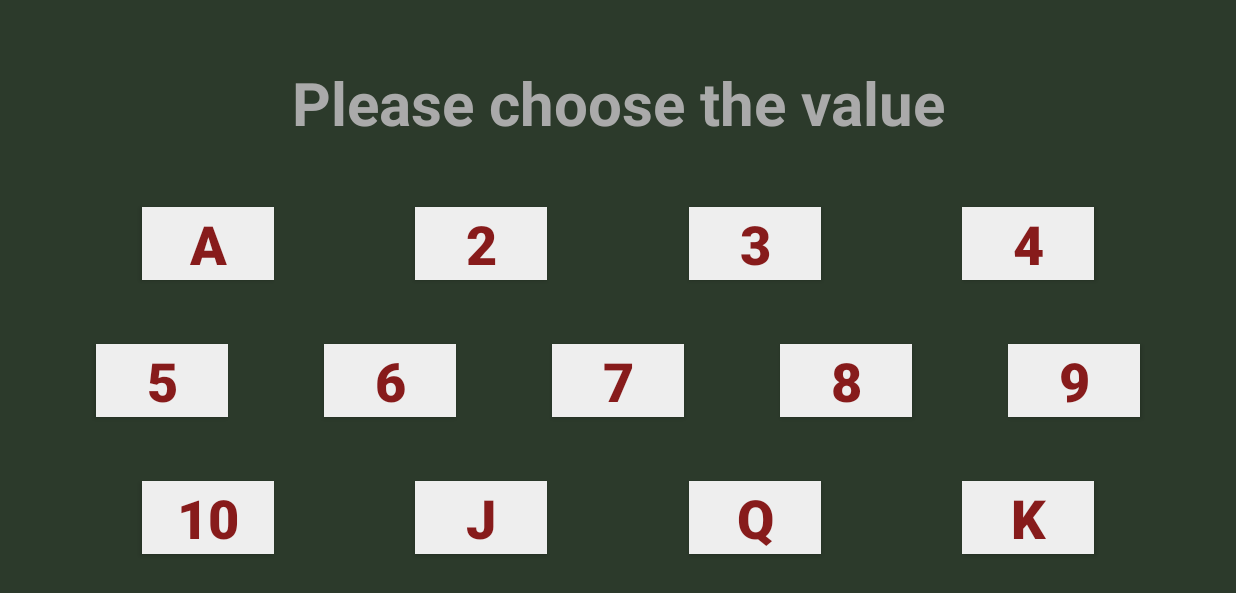
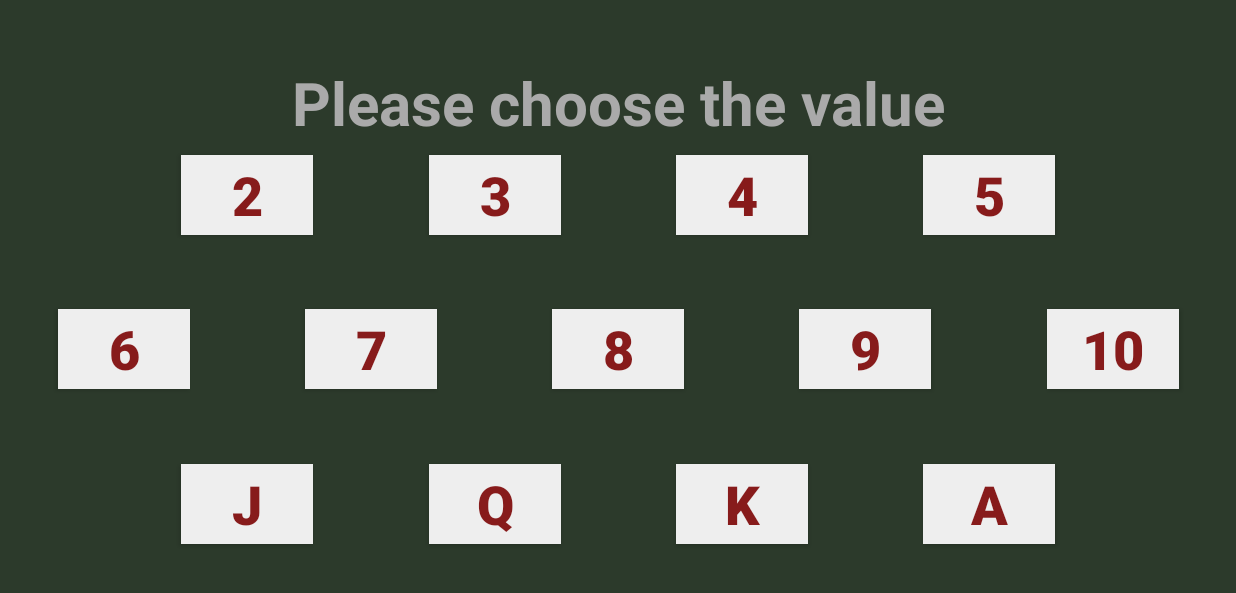
Before and after one commit to latedude2/P3_image_processing, an Android app: the ActivitySetValue screen opened directly, with no data from a screen before it, on a phone screen of 824 x 412 dp (held sideways). Shown: the top 593 px of the screen. Run offline under Robolectric (Android 15) with nearby library versions, the phone set to English and light mode, and no system bars.

Commit message:
layout fixed and ready to use

```diff
--- a/android_application/android_application_for_P3/app/src/main/java/com/example/android_application_for_p3/ActivityCardInput.java
+++ b/android_application/android_application_for_P3/app/src/main/java/com/example/android_application_for_p3/ActivityCardInput.java
@@ -31,6 +31,7 @@ public class ActivityCardInput extends AppCompatActivity {
             Intent intentBefore = getIntent();
             cards = intentBefore.getStringExtra("cards");
             cardIndex = intentBefore.getStringExtra("cardIndex");
+            assert cardIndex != null;
             if (cardIndex.equals("1")){
                 card1 = cards;
                 card2 = intentBefore.getStringExtra("card2");
--- a/android_application/android_application_for_P3/app/src/main/java/com/example/android_application_for_p3/ActivitySpeedometer.java
+++ b/android_application/android_application_for_P3/app/src/main/java/com/example/android_application_for_p3/ActivitySpeedometer.java
@@ -3,11 +3,8 @@ package com.example.android_application_for_p3;
 import androidx.appcompat.app.AppCompatActivity;
 
 import android.annotation.SuppressLint;
-import android.content.Intent;
-import android.graphics.Matrix;
 import android.os.Bundle;
 import android.os.Handler;
-import android.view.View;
 import android.widget.ImageView;
 import android.widget.TextView;
 
--- a/android_application/android_application_for_P3/app/src/main/res/layout/activity_set_value.xml
+++ b/android_application/android_application_for_P3/app/src/main/res/layout/activity_set_value.xml
@@ -7,12 +7,129 @@
     android:background="@color/backgroundColor"
     tools:context=".ActivitySetValue">
 
+    <!-- _______HORIZONTAL GUIDELINES________-->
+
     <androidx.constraintlayout.widget.Guideline
         android:layout_width="match_parent"
         android:layout_height="wrap_content"
-        android:id="@+id/guideline"
+        android:id="@+id/guideline_text_top"
         app:layout_constraintGuide_percent="0.1"
         android:orientation="horizontal" />
+
+    <androidx.constraintlayout.widget.Guideline
+        android:layout_width="match_parent"
+        android:layout_height="wrap_content"
+        android:id="@+id/guideline_value_1_top"
+        app:layout_constraintGuide_percent="0.25"
+        android:orientation="horizontal" />
+
+    <androidx.constraintlayout.widget.Guideline
+        android:layout_width="match_parent"
+        android:layout_height="wrap_content"
+        android:id="@+id/guideline_value_1_bottom"
+        app:layout_constraintGuide_percent="0.38"
+        android:orientation="horizontal" />
+    <androidx.constraintlayout.widget.Guideline
+        android:layout_width="match_parent"
+        android:layout_height="wrap_content"
+        android:id="@+id/guideline_value_2_top"
+        app:layout_constraintGuide_percent="0.5"
+        android:orientation="horizontal" />
+
+    <androidx.constraintlayout.widget.Guideline
+        android:layout_width="match_parent"
+        android:layout_height="wrap_content"
+        android:id="@+id/guideline_value_2_bottom"
+        app:layout_constraintGuide_percent="0.63"
+        android:orientation="horizontal" />
+
+    <androidx.constraintlayout.widget.Guideline
+        android:layout_width="match_parent"
+        android:layout_height="wrap_content"
+        android:id="@+id/guideline_value_3_top"
+        app:layout_constraintGuide_percent="0.75"
+        android:orientation="horizontal" />
+
+    <androidx.constraintlayout.widget.Guideline
+        android:layout_width="match_parent"
+        android:layout_height="wrap_content"
+        android:id="@+id/guideline_value_3_bottom"
+        app:layout_constraintGuide_percent="0.88"
+        android:orientation="horizontal" />
+
+    <!-- _______VERTICAL GUIDELINES________-->
+
+    <androidx.constraintlayout.widget.Guideline
+        android:layout_width="match_parent"
+        android:layout_height="wrap_content"
+        android:id="@+id/guideline_value_left_6"
+        app:layout_constraintGuide_percent="0.05"
+        android:orientation="vertical" />
+
+    <androidx.constraintlayout.widget.Guideline
+        android:layout_width="match_parent"
+        android:layout_height="wrap_content"
+        android:id="@+id/guideline_value_right_6"
+        app:layout_constraintGuide_percent="0.15"
+        android:orientation="vertical" />
+
+    <androidx.constraintlayout.widget.Guideline
+        android:layout_width="match_parent"
+        android:layout_height="wrap_content"
+        android:id="@+id/guideline_value_left_7"
+        app:layout_constraintGuide_percent="0.25"
+        android:orientation="vertical" />
+
+    <androidx.constraintlayout.widget.Guideline
+        android:layout_width="match_parent"
+        android:layout_height="wrap_content"
+        android:id="@+id/guideline_value_right_7"
+        app:layout_constraintGuide_percent="0.35"
+        android:orientation="vertical" />
+
+    <androidx.constraintlayout.widget.Guideline
+        android:layout_width="match_parent"
+        android:layout_height="wrap_content"
+        android:id="@+id/guideline_value_left_8"
+        app:layout_constraintGuide_percent="0.45"
+        android:orientation="vertical" />
+
+    <androidx.constraintlayout.widget.Guideline
+        android:layout_width="match_parent"
+        android:layout_height="wrap_content"
+        android:id="@+id/guideline_value_right_8"
+        app:layout_constraintGuide_percent="0.55"
+        android:orientation="vertical" />
+
+    <androidx.constraintlayout.widget.Guideline
+        android:layout_width="match_parent"
+        android:layout_height="wrap_content"
+        android:id="@+id/guideline_value_left_9"
+        app:layout_constraintGuide_percent="0.65"
+        android:orientation="vertical" />
+
+    <androidx.constraintlayout.widget.Guideline
+        android:layout_width="match_parent"
+        android:layout_height="wrap_content"
+        android:id="@+id/guideline_value_right_9"
+        app:layout_constraintGuide_percent="0.75"
+        android:orientation="vertical" />
+
+    <androidx.constraintlayout.widget.Guideline
+        android:layout_width="match_parent"
+        android:layout_height="wrap_content"
+        android:id="@+id/guideline_value_left_10"
+        app:layout_constraintGuide_percent="0.85"
+        android:orientation="vertical" />
+
+    <androidx.constraintlayout.widget.Guideline
+        android:layout_width="match_parent"
+        android:layout_height="wrap_content"
+        android:id="@+id/guideline_value_right_10"
+        app:layout_constraintGuide_percent="0.95"
+        android:orientation="vertical" />
+
+    <!-- _______VIEWS IN THE LAYOUT________-->
 
     <Button
         android:id="@+id/btnConnect"
@@ -25,24 +142,24 @@
 
 
     <Button
-        android:id="@+id/button_a"
+        android:id="@+id/button_2"
         style="none"
         android:layout_width="wrap_content"
-        android:layout_height="wrap_content"
+        android:layout_height="0dp"
         android:background="@color/almostWhite"
         android:cursorVisible="false"
         android:ellipsize="none"
         android:onClick="onValueButtonClick"
-        android:text="A"
+        android:text="2"
         android:textColor="@color/someRed"
         android:textSize="36sp"
         android:textStyle="bold"
         android:typeface="normal"
-        app:layout_constraintBottom_toTopOf="@+id/button_5"
-        app:layout_constraintEnd_toStartOf="@+id/button_2"
+        app:layout_constraintBottom_toTopOf="@+id/guideline_value_1_bottom"
+        app:layout_constraintEnd_toStartOf="@+id/guideline_value_left_7"
         app:layout_constraintHorizontal_bias="0.5"
-        app:layout_constraintStart_toStartOf="parent"
-        app:layout_constraintTop_toBottomOf="@+id/InstructionText" />
+        app:layout_constraintStart_toStartOf="@+id/guideline_value_right_6"
+        app:layout_constraintTop_toTopOf="@+id/guideline_value_1_top" />
 
     <TextView
         android:id="@+id/InstructionText"
@@ -55,35 +172,14 @@
         app:layout_constraintEnd_toEndOf="parent"
         app:layout_constraintHorizontal_bias="0.5"
         app:layout_constraintStart_toStartOf="parent"
-        app:layout_constraintTop_toTopOf="@+id/guideline" />
-
-    <Button
-        android:id="@+id/button_2"
-        style="none"
-        android:layout_width="wrap_content"
-        android:layout_height="wrap_content"
-        android:background="@color/almostWhite"
-        android:cursorVisible="false"
-        android:ellipsize="none"
-        android:onClick="onValueButtonClick"
-        android:text="2"
-        android:textColor="@color/someRed"
-        android:textSize="36sp"
-        android:textStyle="bold"
-        android:typeface="normal"
-        app:layout_constraintBottom_toBottomOf="@+id/button_a"
-        app:layout_constraintEnd_toStartOf="@+id/button_3"
-        app:layout_constraintHorizontal_bias="0.5"
-        app:layout_constraintStart_toEndOf="@+id/button_a"
-        app:layout_constraintTop_toTopOf="@+id/button_a" />
+        app:layout_constraintTop_toTopOf="@+id/guideline_text_top" />
 
     <Button
         android:id="@+id/button_3"
         style="none"
         android:layout_width="wrap_content"
-        android:layout_height="wrap_content"
+        android:layout_height="0dp"
         android:background="@color/almostWhite"
-        android:cursorVisible="false"
         android:ellipsize="none"
         android:onClick="onValueButtonClick"
         android:text="3"
@@ -91,19 +187,18 @@
         android:textSize="36sp"
         android:textStyle="bold"
         android:typeface="normal"
-        app:layout_constraintBottom_toBottomOf="@+id/button_2"
-        app:layout_constraintEnd_toStartOf="@+id/button_4"
+        app:layout_constraintBottom_toTopOf="@+id/guideline_value_1_bottom"
+        app:layout_constraintEnd_toStartOf="@+id/guideline_value_left_8"
         app:layout_constraintHorizontal_bias="0.5"
-        app:layout_constraintStart_toEndOf="@+id/button_2"
-        app:layout_constraintTop_toTopOf="@+id/button_2" />
+        app:layout_constraintStart_toStartOf="@+id/guideline_value_right_7"
+        app:layout_constraintTop_toTopOf="@+id/guideline_value_1_top" />
 
     <Button
         android:id="@+id/button_4"
         style="none"
         android:layout_width="wrap_content"
-        android:layout_height="wrap_content"
+        android:layout_height="0dp"
         android:background="@color/almostWhite"
-        android:cursorVisible="false"
         android:ellipsize="none"
         android:onClick="onValueButtonClick"
         android:text="4"
@@ -111,19 +206,18 @@
         android:textSize="36sp"
         android:textStyle="bold"
         android:typeface="normal"
-        app:layout_constraintBottom_toBottomOf="@+id/button_3"
-        app:layout_constraintEnd_toEndOf="parent"
+        app:layout_constraintBottom_toTopOf="@+id/guideline_value_1_bottom"
+        app:layout_constraintEnd_toStartOf="@+id/guideline_value_left_9"
         app:layout_constraintHorizontal_bias="0.5"
-        app:layout_constraintStart_toEndOf="@+id/button_3"
-        app:layout_constraintTop_toTopOf="@+id/button_3" />
+        app:layout_constraintStart_toStartOf="@+id/guideline_value_right_8"
+        app:layout_constraintTop_toTopOf="@+id/guideline_value_1_top" />
 
     <Button
         android:id="@+id/button_5"
         style="none"
         android:layout_width="wrap_content"
-        android:layout_height="wrap_content"
+        android:layout_height="0dp"
         android:background="@color/almostWhite"
-        android:cursorVisible="false"
         android:ellipsize="none"
         android:onClick="onValueButtonClick"
         android:text="5"
@@ -131,19 +225,18 @@
         android:textSize="36sp"
         android:textStyle="bold"
         android:typeface="normal"
-        app:layout_constraintBottom_toTopOf="@+id/button_t"
-        app:layout_constraintEnd_toStartOf="@+id/button_6"
+        app:layout_constraintBottom_toTopOf="@+id/guideline_value_1_bottom"
+        app:layout_constraintEnd_toStartOf="@+id/guideline_value_left_10"
         app:layout_constraintHorizontal_bias="0.5"
-        app:layout_constraintStart_toStartOf="parent"
-        app:layout_constraintTop_toBottomOf="@+id/button_a" />
+        app:layout_constraintStart_toStartOf="@+id/guideline_value_right_9"
+        app:layout_constraintTop_toTopOf="@+id/guideline_value_1_top" />
 
     <Button
         android:id="@+id/button_6"
         style="none"
         android:layout_width="wrap_content"
-        android:layout_height="wrap_content"
+        android:layout_height="0dp"
         android:background="@color/almostWhite"
-        android:cursorVisible="false"
         android:ellipsize="none"
         android:onClick="onValueButtonClick"
         android:text="6"
@@ -151,19 +244,18 @@
         android:textSize="36sp"
         android:textStyle="bold"
         android:typeface="normal"
-        app:layout_constraintBottom_toBottomOf="@+id/button_5"
-        app:layout_constraintEnd_toStartOf="@+id/button_7"
+        app:layout_constraintBottom_toTopOf="@+id/guideline_value_2_bottom"
+        app:layout_constraintEnd_toStartOf="@+id/guideline_value_right_6"
         app:layout_constraintHorizontal_bias="0.5"
-        app:layout_constraintStart_toEndOf="@+id/button_5"
-        app:layout_constraintTop_toTopOf="@+id/button_5" />
+        app:layout_constraintStart_toStartOf="@+id/guideline_value_left_6"
+        app:layout_constraintTop_toTopOf="@+id/guideline_value_2_top" />
 
     <Button
         android:id="@+id/button_7"
         style="none"
         android:layout_width="wrap_content"
-        android:layout_height="wrap_content"
+        android:layout_height="0dp"
         android:background="@color/almostWhite"
-        android:cursorVisible="false"
         android:ellipsize="none"
         android:onClick="onValueButtonClick"
         android:text="7"
@@ -171,19 +263,18 @@
         android:textSize="36sp"
         android:textStyle="bold"
         android:typeface="normal"
-        app:layout_constraintBottom_toBottomOf="@+id/button_6"
-        app:layout_constraintEnd_toStartOf="@+id/button_8"
+        app:layout_constraintBottom_toTopOf="@+id/guideline_value_2_bottom"
+        app:layout_constraintEnd_toStartOf="@+id/guideline_value_right_7"
         app:layout_constraintHorizontal_bias="0.5"
-        app:layout_constraintStart_toEndOf="@+id/button_6"
-        app:layout_constraintTop_toTopOf="@+id/button_6" />
+        app:layout_constraintStart_toStartOf="@+id/guideline_value_left_7"
+        app:layout_constraintTop_toTopOf="@+id/guideline_value_2_top" />
 
     <Button
         android:id="@+id/button_8"
         style="none"
         android:layout_width="wrap_content"
-        android:layout_height="wrap_content"
+        android:layout_height="0dp"
         android:background="@color/almostWhite"
-        android:cursorVisible="false"
         android:ellipsize="none"
         android:onClick="onValueButtonClick"
         android:text="8"
@@ -191,19 +282,17 @@
         android:textSize="36sp"
         android:textStyle="bold"
         android:typeface="normal"
-        app:layout_constraintBottom_toBottomOf="@+id/button_7"
-        app:layout_constraintEnd_toStartOf="@+id/button_9"
-        app:layout_constraintHorizontal_bias="0.5"
-        app:layout_constraintStart_toEndOf="@+id/button_7"
-        app:layout_constraintTop_toTopOf="@+id/button_7" />
+        app:layout_constraintBottom_toTopOf="@+id/guideline_value_2_bottom"
+        app:layout_constraintEnd_toStartOf="@+id/guideline_value_right_8"
+        app:layout_constraintStart_toStartOf="@+id/guideline_value_left_8"
+        app:layout_constraintTop_toTopOf="@+id/guideline_value_2_top" />
 
     <Button
         android:id="@+id/button_9"
         style="none"
         android:layout_width="wrap_content"
-        android:layout_height="wrap_content"
+        android:layout_height="0dp"
         android:background="@color/almostWhite"
-        android:cursorVisible="false"
         android:ellipsize="none"
         android:onClick="onValueButtonClick"
         android:text="9"
@@ -211,19 +300,17 @@
         android:textSize="36sp"
         android:textStyle="bold"
         android:typeface="normal"
-        app:layout_constraintBottom_toBottomOf="@+id/button_8"
-        app:layout_constraintEnd_toEndOf="parent"
-        app:layout_constraintHorizontal_bias="0.5"
-        app:layout_constraintStart_toEndOf="@+id/button_8"
-        app:layout_constraintTop_toTopOf="@+id/button_8" />
+        app:layout_constraintBottom_toTopOf="@+id/guideline_value_2_bottom"
+        app:layout_constraintEnd_toStartOf="@+id/guideline_value_right_9"
+        app:layout_constraintStart_toStartOf="@+id/guideline_value_left_9"
+        app:layout_constraintTop_toTopOf="@+id/guideline_value_2_top" />
 
     <Button
         android:id="@+id/button_t"
         style="none"
         android:layout_width="wrap_content"
-        android:layout_height="wrap_content"
+        android:layout_height="0dp"
         android:background="@color/almostWhite"
-        android:cursorVisible="false"
         android:ellipsize="none"
         android:onClick="onValueButtonClick"
         android:text="10"
@@ -231,20 +318,18 @@
         android:textSize="36sp"
         android:textStyle="bold"
         android:typeface="normal"
-        app:layout_constraintBottom_toBottomOf="parent"
-        app:layout_constraintEnd_toStartOf="@+id/button_j"
-        app:layout_constraintHorizontal_bias="0.5"
-        app:layout_constraintStart_toStartOf="parent"
-        app:layout_constraintTop_toBottomOf="@+id/button_5" />
+        app:layout_constraintBottom_toTopOf="@+id/guideline_value_2_bottom"
+        app:layout_constraintEnd_toStartOf="@+id/guideline_value_right_10"
+        app:layout_constraintStart_toStartOf="@+id/guideline_value_left_10"
+        app:layout_constraintTop_toTopOf="@+id/guideline_value_2_top" />
 
 
     <Button
         android:id="@+id/button_j"
         style="none"
         android:layout_width="wrap_content"
-        android:layout_height="wrap_content"
+        android:layout_height="0dp"
         android:background="@color/almostWhite"
-        android:cursorVisible="false"
         android:ellipsize="none"
         android:onClick="onValueButtonClick"
         android:text="J"
@@ -252,19 +337,17 @@
         android:textSize="36sp"
         android:textStyle="bold"
         android:typeface="normal"
-        app:layout_constraintBottom_toBottomOf="@+id/button_t"
-        app:layout_constraintEnd_toStartOf="@+id/button_q"
-        app:layout_constraintHorizontal_bias="0.5"
-        app:layout_constraintStart_toEndOf="@+id/button_t"
-        app:layout_constraintTop_toTopOf="@+id/button_t" />
+        app:layout_constraintBottom_toTopOf="@+id/guideline_value_3_bottom"
+        app:layout_constraintEnd_toStartOf="@+id/guideline_value_left_7"
+        app:layout_constraintStart_toStartOf="@+id/guideline_value_right_6"
+        app:layout_constraintTop_toTopOf="@+id/guideline_value_3_top" />
 
     <Button
         android:id="@+id/button_q"
         style="none"
         android:layout_width="wrap_content"
-        android:layout_height="wrap_content"
+        android:layout_height="0dp"
         android:background="@color/almostWhite"
-        android:cursorVisible="false"
         android:ellipsize="none"
         android:onClick="onValueButtonClick"
         android:text="Q"
@@ -272,19 +355,17 @@
         android:textSize="36sp"
         android:textStyle="bold"
         android:typeface="normal"
-        app:layout_constraintBottom_toBottomOf="@+id/button_j"
-        app:layout_constraintEnd_toStartOf="@+id/button_k"
-        app:layout_constraintHorizontal_bias="0.5"
-        app:layout_constraintStart_toEndOf="@+id/button_j"
-        app:layout_constraintTop_toTopOf="@+id/button_j" />
+        app:layout_constraintBottom_toTopOf="@+id/guideline_value_3_bottom"
+        app:layout_constraintEnd_toStartOf="@+id/guideline_value_left_8"
+        app:layout_constraintStart_toStartOf="@+id/guideline_value_right_7"
+        app:layout_constraintTop_toTopOf="@+id/guideline_value_3_top" />
 
     <Button
         android:id="@+id/button_k"
         style="none"
         android:layout_width="wrap_content"
-        android:layout_height="wrap_content"
+        android:layout_height="0dp"
         android:background="@color/almostWhite"
-        android:cursorVisible="false"
         android:ellipsize="none"
         android:onClick="onValueButtonClick"
         android:text="K"
@@ -292,10 +373,27 @@
         android:textSize="36sp"
         android:textStyle="bold"
         android:typeface="normal"
-        app:layout_constraintBottom_toBottomOf="@+id/button_q"
-        app:layout_constraintEnd_toEndOf="parent"
-        app:layout_constraintHorizontal_bias="0.5"
-        app:layout_constraintStart_toEndOf="@+id/button_q"
-        app:layout_constraintTop_toTopOf="@+id/button_q" />
+        app:layout_constraintBottom_toTopOf="@+id/guideline_value_3_bottom"
+        app:layout_constraintEnd_toStartOf="@+id/guideline_value_left_9"
+        app:layout_constraintStart_toStartOf="@+id/guideline_value_right_8"
+        app:layout_constraintTop_toTopOf="@+id/guideline_value_3_top" />
+
+    <Button
+        android:id="@+id/button_a"
+        style="none"
+        android:layout_width="wrap_content"
+        android:layout_height="0dp"
+        android:background="@color/almostWhite"
+        android:ellipsize="none"
+        android:onClick="onValueButtonClick"
+        android:text="A"
+        android:textColor="@color/someRed"
+        android:textSize="36sp"
+        android:textStyle="bold"
+        android:typeface="normal"
+        app:layout_constraintBottom_toTopOf="@+id/guideline_value_3_bottom"
+        app:layout_constraintEnd_toStartOf="@+id/guideline_value_left_10"
+        app:layout_constraintStart_toStartOf="@+id/guideline_value_right_9"
+        app:layout_constraintTop_toTopOf="@+id/guideline_value_3_top" />
 
 </androidx.constraintlayout.widget.ConstraintLayout>
--- a/android_application/android_application_for_P3/app/src/main/res/layout/activity_speedometer.xml
+++ b/android_application/android_application_for_P3/app/src/main/res/layout/activity_speedometer.xml
@@ -79,7 +79,7 @@
         android:layout_height="0dp"
         android:layout_gravity="center_horizontal"
         android:adjustViewBounds="true"
-        android:contentDescription="the white circle at the back"
+        android:contentDescription="white circle at the back"
         android:scaleType="centerInside"
         app:layout_constraintBottom_toTopOf="@id/guideline"
         app:layout_constraintEnd_toEndOf="parent"
@@ -100,8 +100,7 @@
         app:layout_constraintTop_toTopOf="parent"
         android:rotation="0"
         app:srcCompat="@drawable/arrow_display"
-
-        android:contentDescription="layer with arrow and green bar to be rotated"/>
+        android:contentDescription="layer with arrow and green bar"/>
 
     <ImageView
         android:id="@+id/overlay_disk"
@@ -115,7 +114,7 @@
         app:layout_constraintStart_toStartOf="parent"
         app:layout_constraintTop_toTopOf="parent"
         app:srcCompat="@drawable/disk_overlay"
-        android:contentDescription="top layer with the indication knobs"/>
+        android:contentDescription="top layer"/>
 
     <ImageView
         android:id="@+id/card1"
```
